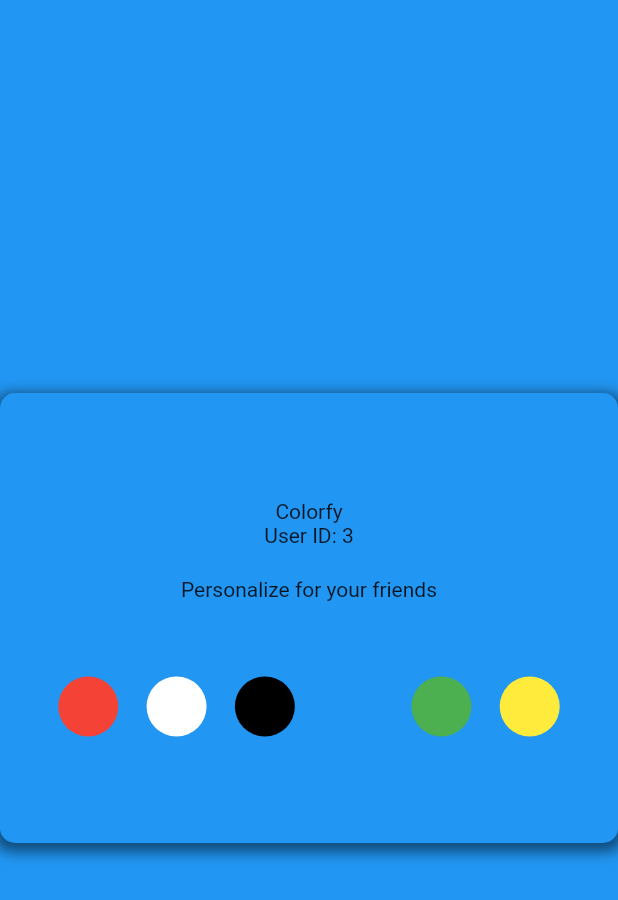
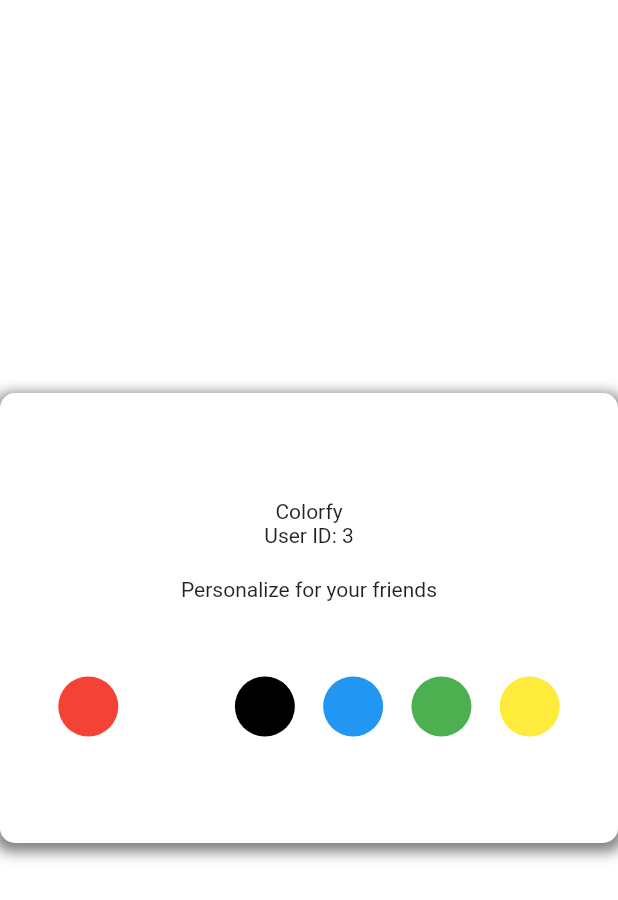
Before and after one commit to root458/neglected-client, a Flutter app: the screen it shows after launch, on a phone screen of 412 x 824 dp. Shown: the top 900 px of the screen. Run offline on Flutter 3.47's test engine with Material 2 defaults, Android fonts, the phone set to English and light mode, and no system bars; our stand-ins replace bloc; generated files the repository leaves out were written again; network calls fail.

Commit message:
Enable bg color change

```diff
--- a/lib/colorswitch/view/color_switch_page.dart
+++ b/lib/colorswitch/view/color_switch_page.dart
@@ -1,6 +1,7 @@
 import 'dart:convert';
 
 import 'package:ds_client/colorswitch/models/ccolor.dart';
+import 'package:ds_client/colorswitch/utils.dart';
 import 'package:flutter/material.dart';
 import 'package:web_socket_channel/web_socket_channel.dart';
 
@@ -15,6 +16,7 @@ class _ColorSwitchPageState extends State<ColorSwitchPage> {
   late WebSocketChannel _channel;
   late JsonEncoder _encoder;
   late JsonDecoder _decoder;
+  Color _bgColor = Colors.white;
 
   @override
   void initState() {
@@ -25,9 +27,9 @@ class _ColorSwitchPageState extends State<ColorSwitchPage> {
       (data) {
         setState(() {
           final color = CColor.fromJson(
-            _decoder.convert(data as String) as Map<String, String>,
+            _decoder.convert(data as String) as Map<String, dynamic>,
           );
-          print(color.toJson());
+          _bgColor = Utils.getColor(color.color);
         });
       },
     );
@@ -43,13 +45,13 @@ class _ColorSwitchPageState extends State<ColorSwitchPage> {
   @override
   Widget build(BuildContext context) {
     return Scaffold(
-      backgroundColor: Colors.blue,
+      backgroundColor: _bgColor,
       body: Center(
         child: Container(
           height: 300,
           width: 800,
           decoration: BoxDecoration(
-            color: Colors.blue,
+            color: _bgColor,
             borderRadius: const BorderRadius.only(
               topLeft: Radius.circular(10),
               topRight: Radius.circular(10),
@@ -90,29 +92,29 @@ class _ColorSwitchPageState extends State<ColorSwitchPage> {
                       ),
                     ),
                     GestureDetector(
-                      onTap: () => _channel.sink
-                          .add(_encoder.convert(CColor(color: 'white').toJson())),
+                      onTap: () => _channel.sink.add(
+                          _encoder.convert(CColor(color: 'white').toJson())),
                       child: const CircleAvatar(
                         backgroundColor: Colors.white,
                       ),
                     ),
                     GestureDetector(
-                      onTap: () => _channel.sink
-                          .add(_encoder.convert(CColor(color: 'black').toJson())),
+                      onTap: () => _channel.sink.add(
+                          _encoder.convert(CColor(color: 'black').toJson())),
                       child: const CircleAvatar(
                         backgroundColor: Colors.black,
                       ),
                     ),
                     GestureDetector(
-                      onTap: () => _channel.sink
-                          .add(_encoder.convert(CColor(color: 'blue').toJson())),
+                      onTap: () => _channel.sink.add(
+                          _encoder.convert(CColor(color: 'blue').toJson())),
                       child: const CircleAvatar(
                         backgroundColor: Colors.blue,
                       ),
                     ),
                     GestureDetector(
-                      onTap: () => _channel.sink
-                          .add(_encoder.convert(CColor(color: 'green').toJson())),
+                      onTap: () => _channel.sink.add(
+                          _encoder.convert(CColor(color: 'green').toJson())),
                       child: const CircleAvatar(
                         backgroundColor: Colors.green,
                       ),
```
